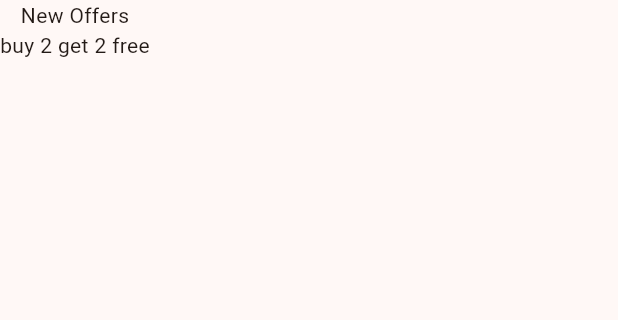
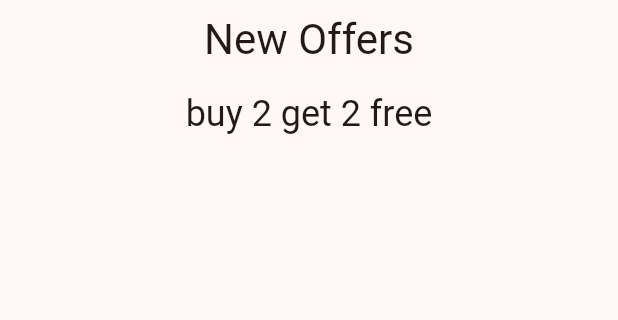
Before and after one commit to karuncodes/FM_Flutter, a Flutter app: the screen it shows after launch, on a phone screen of 412 x 824 dp, the part 84-404 px from its top. Run offline on Flutter 3.47's test engine with Material 2 defaults, Android fonts, the phone set to English and light mode, and no system bars.

Commit message:
centered text, added padding, fontSize to text

```diff
--- a/lib/offerspage.dart
+++ b/lib/offerspage.dart
@@ -22,8 +22,14 @@ class Offer extends StatelessWidget {
   Widget build(BuildContext context) {
     return Column(
       children: [
-        Text(title),
-        Text(description),
+        Padding(
+          padding: const EdgeInsets.all(8.0),
+          child: Center(child: Text(title, style: Theme.of(context).textTheme.headlineMedium, )),
+        ),
+        Padding(
+          padding: const EdgeInsets.all(8.0),
+          child: Center(child: Text(description, style: Theme.of(context).textTheme.headlineSmall,)),
+        ),
       ],
     );
   }
```
